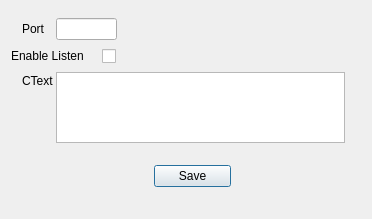
Qt form QT/QtTermTCP/ListenPort.ui (bjpetit/linbpq) before a commit.
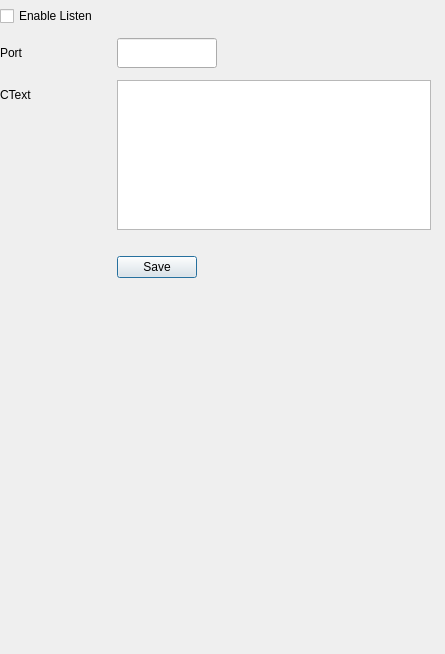
The same form after that commit.

Diff of the .ui file:
```diff
--- a/QT/QtTermTCP/ListenPort.ui
+++ b/QT/QtTermTCP/ListenPort.ui
@@ -6,87 +6,133 @@
    <rect>
     <x>0</x>
     <y>0</y>
-    <width>372</width>
-    <height>219</height>
+    <width>445</width>
+    <height>654</height>
    </rect>
   </property>
   <property name="windowTitle">
    <string>Dialog</string>
   </property>
-  <widget class="QLineEdit" name="portNo">
+  <widget class="QWidget" name="verticalLayoutWidget">
    <property name="geometry">
     <rect>
-     <x>56</x>
-     <y>18</y>
-     <width>61</width>
-     <height>22</height>
+     <x>0</x>
+     <y>0</y>
+     <width>431</width>
+     <height>301</height>
     </rect>
    </property>
-  </widget>
-  <widget class="QLabel" name="label">
-   <property name="geometry">
-    <rect>
-     <x>22</x>
-     <y>18</y>
-     <width>31</width>
-     <height>21</height>
-    </rect>
-   </property>
-   <property name="text">
-    <string>Port</string>
-   </property>
-  </widget>
-  <widget class="QCheckBox" name="Enabled">
-   <property name="geometry">
-    <rect>
-     <x>11</x>
-     <y>46</y>
-     <width>105</width>
-     <height>20</height>
-    </rect>
-   </property>
-   <property name="layoutDirection">
-    <enum>Qt::RightToLeft</enum>
-   </property>
-   <property name="text">
-    <string>Enable Listen    </string>
-   </property>
-  </widget>
-  <widget class="QDialogButtonBox" name="buttonBox">
-   <property name="geometry">
-    <rect>
-     <x>154</x>
-     <y>162</y>
-     <width>77</width>
-     <height>28</height>
-    </rect>
-   </property>
-   <property name="standardButtons">
-    <set>QDialogButtonBox::Save</set>
-   </property>
-  </widget>
-  <widget class="QLabel" name="label_2">
-   <property name="geometry">
-    <rect>
-     <x>22</x>
-     <y>70</y>
-     <width>47</width>
-     <height>21</height>
-    </rect>
-   </property>
-   <property name="text">
-    <string>CText</string>
-   </property>
-  </widget>
-  <widget class="QTextEdit" name="CText">
-   <property name="geometry">
-    <rect>
-     <x>56</x>
-     <y>72</y>
-     <width>289</width>
-     <height>71</height>
-    </rect>
-   </property>
+   <layout class="QVBoxLayout" name="verticalLayout">
+    <item>
+     <layout class="QFormLayout" name="formLayout">
+      <item row="2" column="0">
+       <widget class="QLabel" name="label">
+        <property name="minimumSize">
+         <size>
+          <width>100</width>
+          <height>30</height>
+         </size>
+        </property>
+        <property name="maximumSize">
+         <size>
+          <width>100</width>
+          <height>30</height>
+         </size>
+        </property>
+        <property name="text">
+         <string>Port</string>
+        </property>
+       </widget>
+      </item>
+      <item row="2" column="1">
+       <widget class="QLineEdit" name="portNo">
+        <property name="minimumSize">
+         <size>
+          <width>0</width>
+          <height>30</height>
+         </size>
+        </property>
+        <property name="maximumSize">
+         <size>
+          <width>100</width>
+          <height>30</height>
+         </size>
+        </property>
+       </widget>
+      </item>
+      <item row="3" column="0">
+       <widget class="QLabel" name="label_2">
+        <property name="minimumSize">
+         <size>
+          <width>0</width>
+          <height>30</height>
+         </size>
+        </property>
+        <property name="maximumSize">
+         <size>
+          <width>16777215</width>
+          <height>30</height>
+         </size>
+        </property>
+        <property name="text">
+         <string>CText</string>
+        </property>
+       </widget>
+      </item>
+      <item row="3" column="1">
+       <widget class="QTextEdit" name="CText">
+        <property name="minimumSize">
+         <size>
+          <width>0</width>
+          <height>150</height>
+         </size>
+        </property>
+        <property name="maximumSize">
+         <size>
+          <width>401</width>
+          <height>150</height>
+         </size>
+        </property>
+       </widget>
+      </item>
+      <item row="4" column="0">
+       <layout class="QVBoxLayout" name="verticalLayout_2"/>
+      </item>
+      <item row="4" column="1">
+       <widget class="QDialogButtonBox" name="buttonBox">
+        <property name="minimumSize">
+         <size>
+          <width>0</width>
+          <height>50</height>
+         </size>
+        </property>
+        <property name="maximumSize">
+         <size>
+          <width>16777215</width>
+          <height>50</height>
+         </size>
+        </property>
+        <property name="layoutDirection">
+         <enum>Qt::RightToLeft</enum>
+        </property>
+        <property name="standardButtons">
+         <set>QDialogButtonBox::Save</set>
+        </property>
+       </widget>
+      </item>
+      <item row="1" column="0">
+       <widget class="QCheckBox" name="Enabled">
+        <property name="layoutDirection">
+         <enum>Qt::LeftToRight</enum>
+        </property>
+        <property name="text">
+         <string>Enable Listen    </string>
+        </property>
+       </widget>
+      </item>
+     </layout>
+    </item>
+   </layout>
   </widget>
  </widget>
  <resources/>
```
